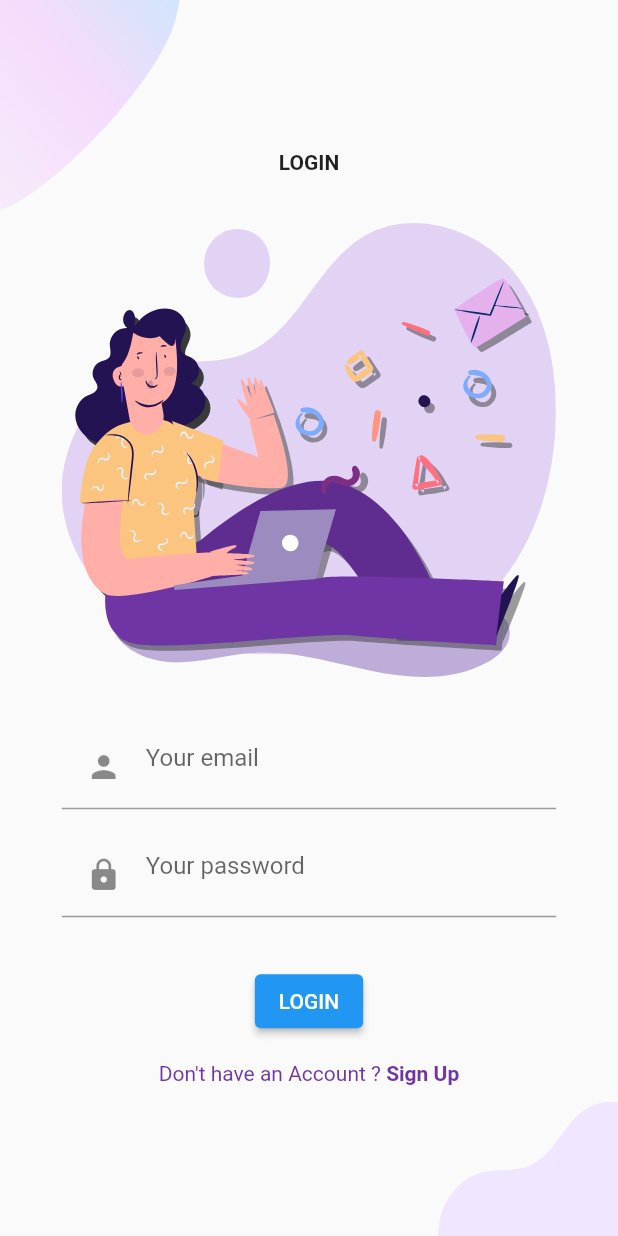
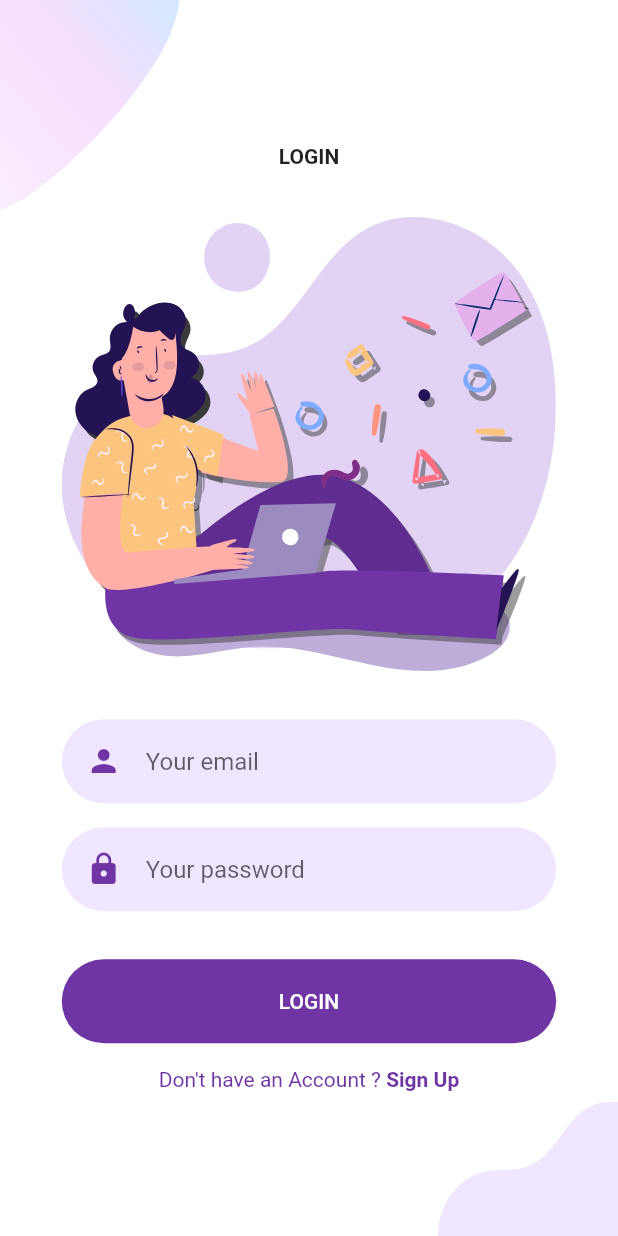
Before and after one commit to suzhenyu/Welcome-Login-Signup-Page-Flutter, a Flutter app: the screen it shows after launch, after a tap on "LOGIN", on a phone screen of 412 x 824 dp. Run offline on Flutter 3.47's test engine with Material 2 defaults, Android fonts, the phone set to English and light mode, and no system bars; our stand-ins replace flutter_svg.

Commit message:
修改全局配置

```diff
--- a/flutter_auth/lib/main.dart
+++ b/flutter_auth/lib/main.dart
@@ -1,9 +1,8 @@
 import 'package:flutter/material.dart';
 import 'package:flutter_auth/Screens/Welcome/welcome.dart';
+import 'package:flutter_auth/constants.dart';
 
-void main() {
-  runApp(const MyApp());
-}
+void main() => runApp(const MyApp());
 
 class MyApp extends StatelessWidget {
   const MyApp({super.key});
@@ -12,10 +11,32 @@ class MyApp extends StatelessWidget {
   @override
   Widget build(BuildContext context) {
     return MaterialApp(
-      title: 'Flutter Demo',
+      debugShowCheckedModeBanner: false,
+      title: 'Flutter Auth',
       theme: ThemeData(
-        primarySwatch: Colors.blue,
-      ),
+          primaryColor: kPrimaryColor,
+          scaffoldBackgroundColor: Colors.white,
+          elevatedButtonTheme: ElevatedButtonThemeData(
+            style: ElevatedButton.styleFrom(
+              elevation: 0,
+              primary: kPrimaryColor,
+              shape: const StadiumBorder(),
+              maximumSize: const Size(double.infinity, 56),
+              minimumSize: const Size(double.infinity, 56),
+            ),
+          ),
+          inputDecorationTheme: const InputDecorationTheme(
+            filled: true,
+            fillColor: kPrimaryLightColor,
+            iconColor: kPrimaryColor,
+            prefixIconColor: kPrimaryColor,
+            contentPadding: EdgeInsets.symmetric(
+                horizontal: defaultPadding, vertical: defaultPadding),
+            border: OutlineInputBorder(
+              borderRadius: BorderRadius.all(Radius.circular(30)),
+              borderSide: BorderSide.none,
+            ),
+          )),
       home: const WelcomeScreen(),
     );
   }
```
